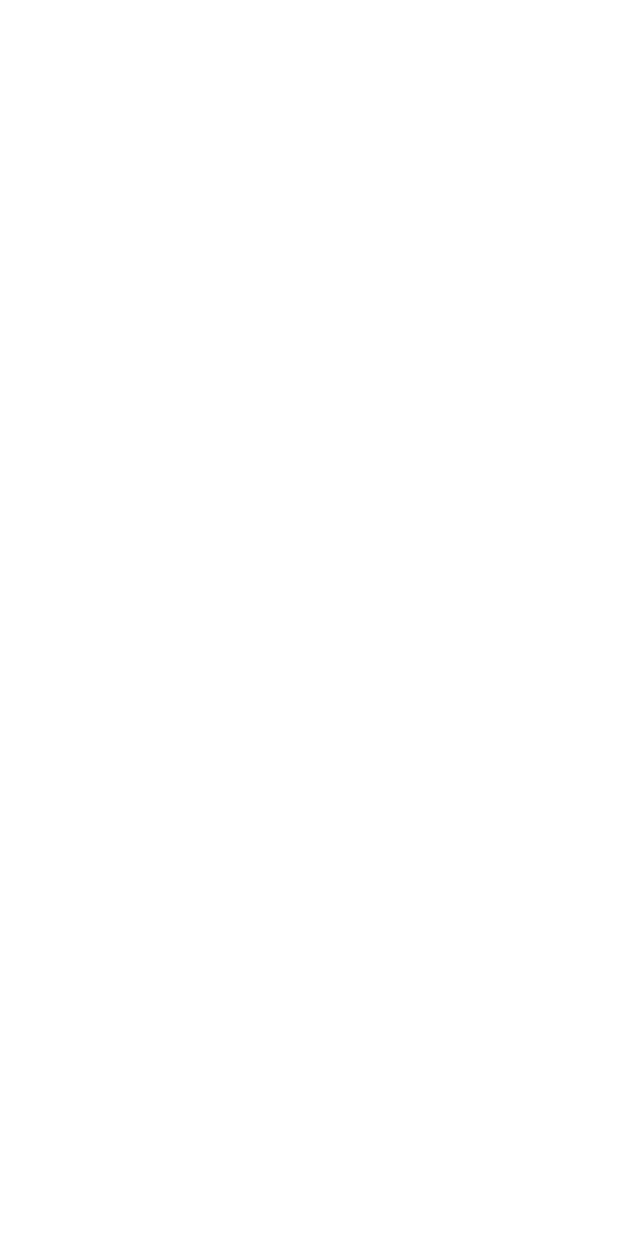
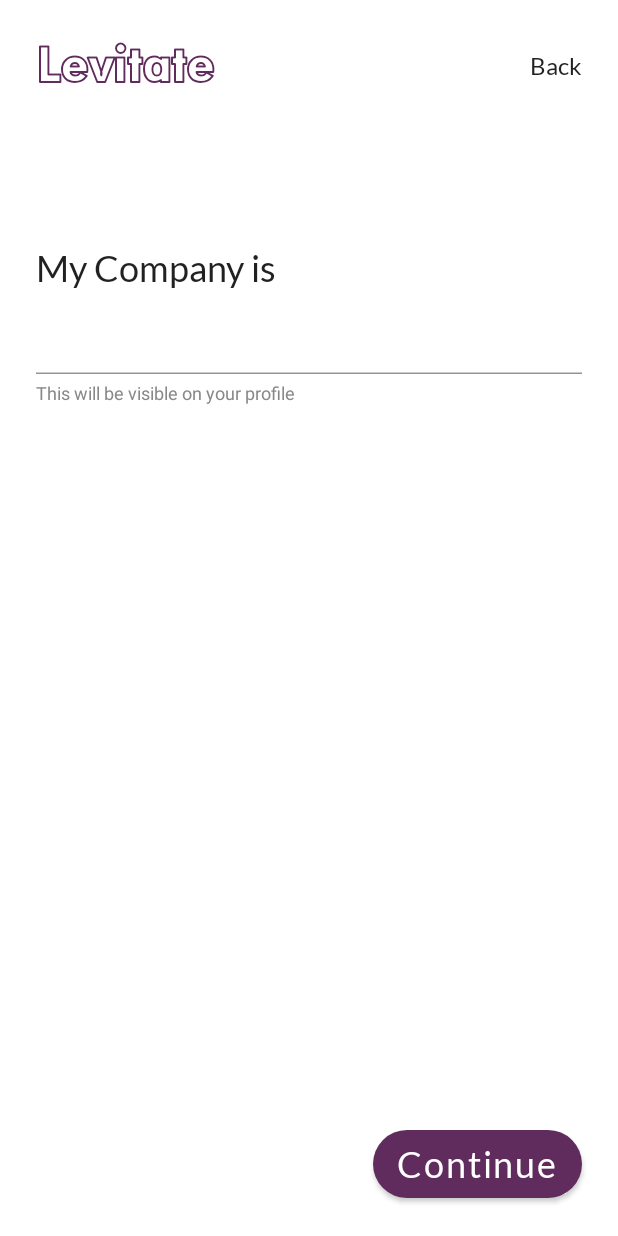
Before and after one commit to shankarpriyank/Levitate, an Android app built with Jetpack Compose: the EnterCompanyScreen screen opened through its navigation route, on a phone screen of 412 x 824 dp. Before the commit the screen is empty. Run offline under Robolectric (Android 15) with nearby library versions, the phone set to English and light mode, and no system bars; our stand-ins replace Dagger/Hilt's generated code.

Commit message:
Completed Company Screen

```diff
--- a/app/src/main/java/com/priyank/levitate/navigation/NavGraph.kt
+++ b/app/src/main/java/com/priyank/levitate/navigation/NavGraph.kt
@@ -75,8 +75,13 @@ fun SetupNavGraph(
                     ),
                 )
             }
-            composable(route = Route.ENTER_COMPANY) {
-                EnterCompanyScreen(navHostController = navController)
+            composable(route = Route.ENTER_COMPANY) { entry ->
+                EnterCompanyScreen(
+                    navHostController = navController,
+                    onboardingScreenViewModel = entry.sharedViewModel(
+                        navController = navController,
+                    ),
+                )
             }
             composable(route = Route.ENTER_INTERESTS) {
                 EnterInterests(navHostController = navController)
--- a/app/src/main/java/com/priyank/levitate/onboarding/presentation/OnboardingScreenViewModel.kt
+++ b/app/src/main/java/com/priyank/levitate/onboarding/presentation/OnboardingScreenViewModel.kt
@@ -15,6 +15,9 @@ class OnboardingScreenViewModel @Inject constructor() : ViewModel() {
     private val _bday = MutableStateFlow("")
     val bday = _bday.asStateFlow()
 
+    private val _companyName = MutableStateFlow("")
+    val companyName = _companyName.asStateFlow()
+
     private var gender = ""
     fun updateName(name: String) {
         _name.value = name
@@ -27,4 +30,8 @@ class OnboardingScreenViewModel @Inject constructor() : ViewModel() {
     fun setGender(string: String) {
         gender = string
     }
+
+    fun updateCompanyName(company: String) {
+        _companyName.value = company
+    }
 }
--- a/app/src/main/java/com/priyank/levitate/onboarding/presentation/screens/EnterCompanyScreen.kt
+++ b/app/src/main/java/com/priyank/levitate/onboarding/presentation/screens/EnterCompanyScreen.kt
@@ -1,8 +1,125 @@
 package com.priyank.levitate.onboarding.presentation.screens
 
+import androidx.compose.foundation.background
+import androidx.compose.foundation.layout.Box
+import androidx.compose.foundation.layout.Column
+import androidx.compose.foundation.layout.fillMaxSize
+import androidx.compose.foundation.layout.fillMaxWidth
+import androidx.compose.foundation.layout.padding
+import androidx.compose.foundation.shape.RoundedCornerShape
+import androidx.compose.material.Button
+import androidx.compose.material.ButtonDefaults
+import androidx.compose.material.Text
+import androidx.compose.material.TextField
+import androidx.compose.material.TextFieldDefaults
 import androidx.compose.runtime.Composable
+import androidx.compose.runtime.collectAsState
+import androidx.compose.ui.Alignment
+import androidx.compose.ui.Modifier
+import androidx.compose.ui.graphics.Color
+import androidx.compose.ui.graphics.StrokeJoin
+import androidx.compose.ui.graphics.drawscope.Stroke
+import androidx.compose.ui.text.ExperimentalTextApi
+import androidx.compose.ui.text.TextStyle
+import androidx.compose.ui.text.font.FontWeight
+import androidx.compose.ui.unit.dp
+import androidx.compose.ui.unit.sp
 import androidx.navigation.NavHostController
+import com.priyank.levitate.navigation.Route
+import com.priyank.levitate.onboarding.presentation.OnboardingScreenViewModel
+import com.priyank.levitate.ui.theme.FuturaMedium
+import com.priyank.levitate.ui.theme.Lato
+import com.priyank.levitate.ui.theme.Purple
 
+@OptIn(ExperimentalTextApi::class)
 @Composable
-fun EnterCompanyScreen(navHostController: NavHostController) {
+fun EnterCompanyScreen(
+    navHostController: NavHostController,
+    onboardingScreenViewModel: OnboardingScreenViewModel,
+) {
+    Box(
+        modifier = Modifier
+            .fillMaxSize()
+            .background(color = Color.White)
+            .padding(24.dp),
+    ) {
+        Text(
+            modifier = Modifier.align(Alignment.TopStart),
+            text = "Levitate",
+            style = TextStyle.Default.copy(
+                fontFamily = FuturaMedium,
+                fontWeight = FontWeight(700),
+                color = Purple,
+                fontSize = 32.sp,
+                drawStyle = Stroke(
+                    miter = 10f,
+                    width = 2f,
+                    join = StrokeJoin.Round,
+                ),
+            ),
+
+        )
+        Text(
+            text = "Back",
+            modifier = Modifier
+                .align(Alignment.TopEnd)
+                .padding(top = 10.dp),
+            fontSize = 16.sp,
+            fontFamily = Lato,
+            fontWeight = FontWeight(400),
+        )
+
+        Column {
+            Text(
+                modifier = Modifier
+                    .fillMaxWidth()
+                    .padding(top = 140.dp),
+                text = "My Company is",
+                fontFamily = Lato,
+                fontSize = 24.sp,
+                fontWeight = FontWeight(400),
+            )
+
+            TextField(
+                placeholder = { },
+                value = onboardingScreenViewModel.companyName.collectAsState().value,
+                modifier = Modifier
+                    .fillMaxWidth()
+                    .padding(top = 0.dp),
+                onValueChange = {
+                    onboardingScreenViewModel.updateCompanyName(it)
+                },
+                colors = TextFieldDefaults.textFieldColors(
+                    backgroundColor = Color.Transparent,
+                    cursorColor = Purple,
+                    focusedIndicatorColor = Purple,
+                ),
+
+            )
+            Text(
+                modifier = Modifier
+                    .fillMaxWidth()
+                    .padding(top = 6.dp),
+                text = "This will be visible on your profile",
+                color = Color.Gray,
+                fontSize = 12.sp,
+            )
+        }
+
+        Button(
+            modifier = Modifier
+                .align(Alignment.BottomEnd),
+            shape = RoundedCornerShape(25.dp),
+            onClick = { navHostController.navigate(Route.ENTER_INTERESTS) },
+            colors = ButtonDefaults.buttonColors(backgroundColor = Purple),
+        ) {
+            Text(
+                text = "Continue",
+                fontSize = 24.sp,
+                fontFamily = Lato,
+                fontWeight = FontWeight(400),
+                color = Color.White,
+            )
+        }
+    }
 }
```
